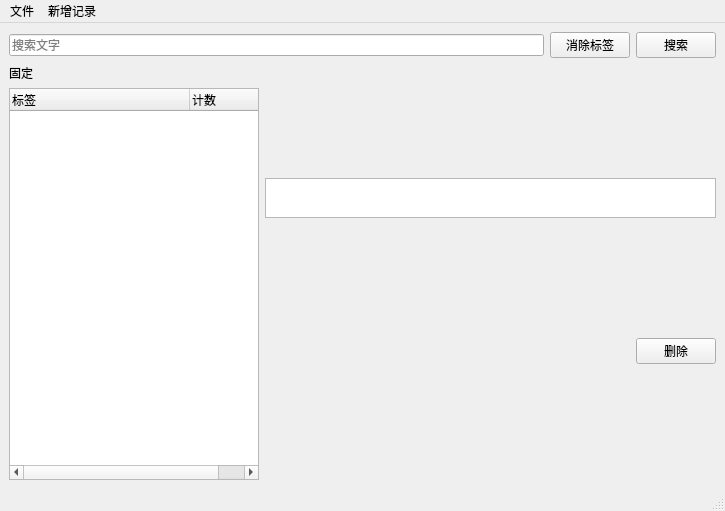
liyihc/labeled-files, file labeled_files/main.ui: the form before one commit.
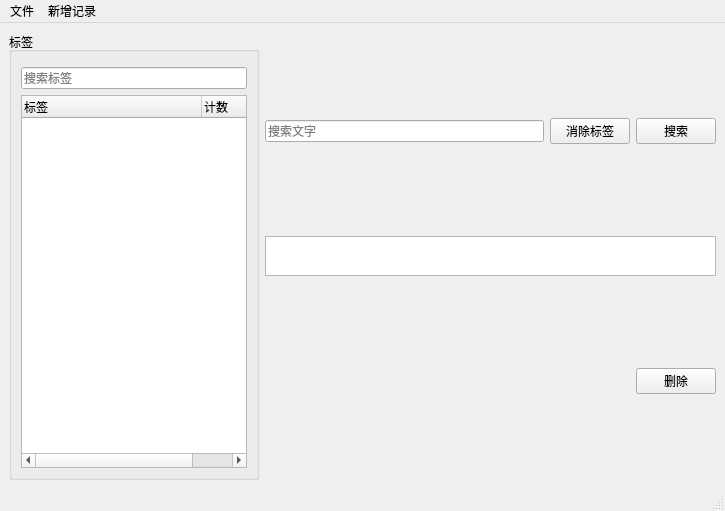
The form after the commit.

Commit message: ver 0.3.4 flow layout for pin tag & duplicate file

Diff of the .ui file:
```diff
--- a/labeled_files/main.ui
+++ b/labeled_files/main.ui
@@ -15,47 +15,29 @@
   </property>
   <widget class="QWidget" name="centralwidget">
    <layout class="QVBoxLayout" name="verticalLayout_2">
-    <item>
-     <layout class="QHBoxLayout" name="horizontalLayout">
-      <item>
-       <widget class="QLineEdit" name="searchLineEdit">
-        <property name="placeholderText">
-         <string>搜索文字</string>
-        </property>
-       </widget>
-      </item>
-      <item>
-       <widget class="QPushButton" name="clearTagPushButton">
-        <property name="text">
-         <string>消除标签</string>
-        </property>
-       </widget>
-      </item>
-      <item>
-       <widget class="QPushButton" name="searchPushButton">
-        <property name="text">
-         <string>搜索</string>
-        </property>
-        <property name="shortcut">
-         <string>Return</string>
-        </property>
-       </widget>
-      </item>
-     </layout>
-    </item>
     <item>
      <layout class="QHBoxLayout" name="horizontalLayout_2">
       <item>
-       <layout class="QVBoxLayout" name="verticalLayout_3">
+       <widget class="QGroupBox" name="groupBox">
+        <property name="maximumSize">
+         <size>
+          <width>250</width>
+          <height>16777215</height>
+         </size>
+        </property>
+        <property name="title">
+         <string>标签</string>
+        </property>
+        <layout class="QVBoxLayout" name="verticalLayout_4">
         <item>
-         <widget class="QLabel" name="label">
-          <property name="text">
-           <string>固定</string>
-          </property>
-         </widget>
+          <widget class="QWidget" name="pinTagWidget" native="true"/>
         </item>
         <item>
-         <layout class="QVBoxLayout" name="pinTagVerticalLayout"/>
+          <widget class="QLineEdit" name="tagLineEdit">
+           <property name="placeholderText">
+            <string>搜索标签</string>
+           </property>
+          </widget>
         </item>
         <item>
          <widget class="QTreeWidget" name="treeWidget">
@@ -93,9 +75,38 @@
          </widget>
         </item>
        </layout>
+       </widget>
       </item>
       <item>
        <layout class="QVBoxLayout" name="verticalLayout">
+        <item>
+         <layout class="QHBoxLayout" name="horizontalLayout">
+          <item>
+           <widget class="QLineEdit" name="searchLineEdit">
+            <property name="placeholderText">
+             <string>搜索文字</string>
+            </property>
+           </widget>
+          </item>
+          <item>
+           <widget class="QPushButton" name="clearSearchPushButton">
+            <property name="text">
+             <string>消除标签</string>
+            </property>
+           </widget>
+          </item>
+          <item>
+           <widget class="QPushButton" name="searchPushButton">
+            <property name="text">
+             <string>搜索</string>
+            </property>
+            <property name="shortcut">
+             <string>Return</string>
+            </property>
+           </widget>
+          </item>
+         </layout>
+        </item>
         <item>
          <widget class="QListWidget" name="tagListWidget">
           <property name="sizePolicy">
```
Lines whose indentation alone changed are shown as unchanged. The commit also changes 7 other files.
